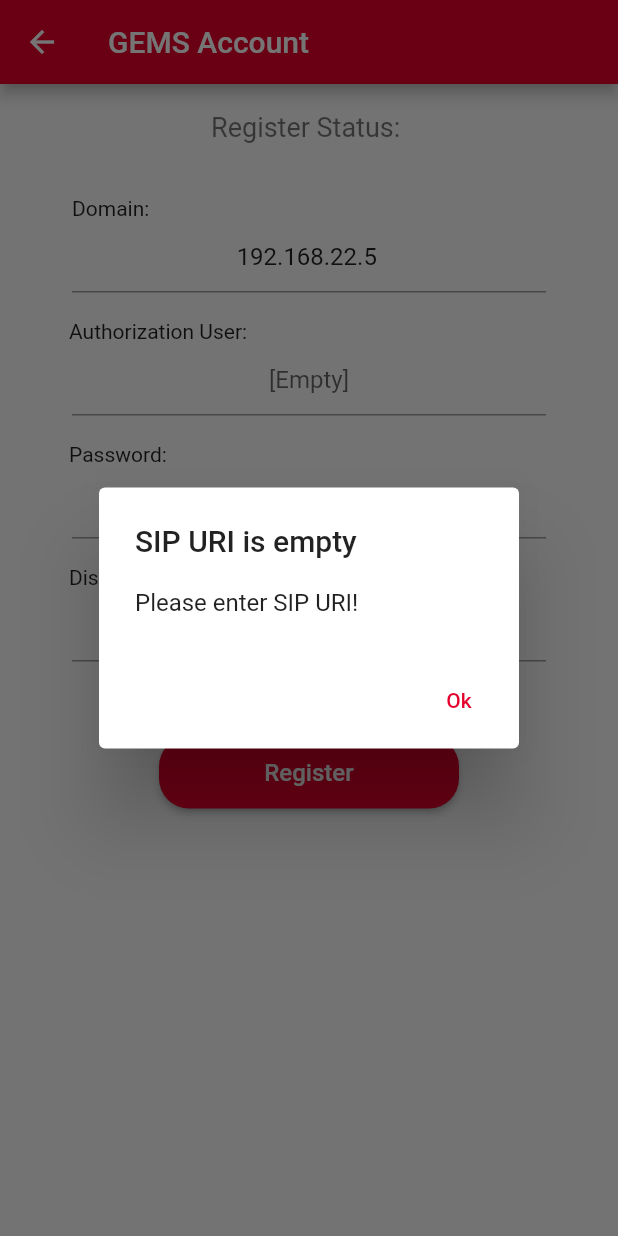
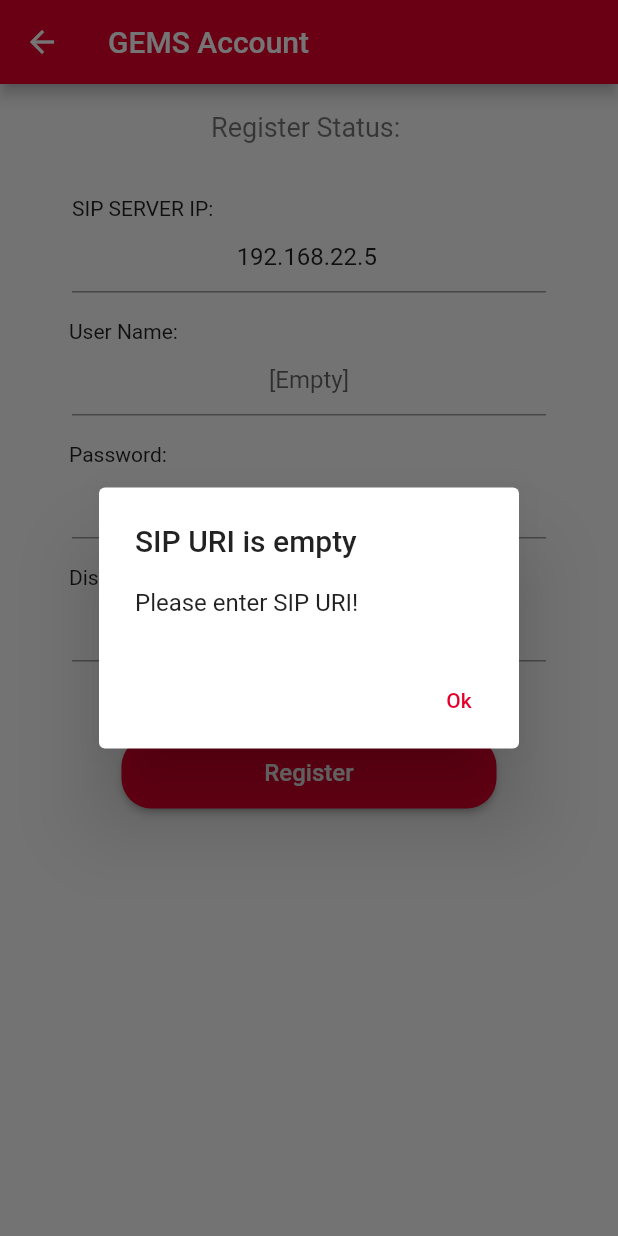
Before and after one commit to ertekinbatuhan/gemsmobile, a Flutter app: the screen it shows after launch, after a tap on "Register", on a phone screen of 412 x 824 dp. Run offline on Flutter 3.47's test engine with Material 2 defaults, Android fonts, the light colour scheme and no system bars; our stand-ins replace permission_handler, shared_preferences; missing offline and left inert: dart:ffi, flutter_webrtc, sip_ua.

Commit message:
update project

```diff
--- a/lib/main.dart
+++ b/lib/main.dart
@@ -3,7 +3,6 @@ import 'package:flutter/foundation.dart'
 import 'package:flutter/material.dart';
 import 'package:flutter_webrtc/flutter_webrtc.dart';
 import 'package:sip_ua/sip_ua.dart';
-
 import 'src/about.dart';
 import 'src/callscreen.dart';
 import 'src/dialpad.dart';
@@ -47,7 +46,6 @@ class MyApp extends StatelessWidget {
     },
   );
 
-
   Route<dynamic>? _onGenerateRoute(RouteSettings settings) {
     final String? name = settings.name;
     final PageContentBuilder? pageContentBuilder = routes[name!];
--- a/lib/src/dialpad.dart
+++ b/lib/src/dialpad.dart
@@ -4,8 +4,10 @@ import 'package:flutter_webrtc/flutter_webrtc.dart';
 import 'package:permission_handler/permission_handler.dart';
 import 'package:shared_preferences/shared_preferences.dart';
 import 'package:sip_ua/sip_ua.dart';
+import 'widgets/action_button.dart';
 
-import 'widgets/action_button.dart';
+
+ // Port girme yapılcak
 
 class DialPadWidget extends StatefulWidget {
   final SIPUAHelper? _helper;
@@ -37,7 +39,6 @@ class _MyDialPadWidget extends State<DialPadWidget>
   //  _dest = _preferences.getString('dest') ?? '';
     _textController = TextEditingController(text: _dest);
     _textController!.text = _dest!;
-
     setState(() {});
   }
 
@@ -195,7 +196,6 @@ class _MyDialPadWidget extends State<DialPadWidget>
                     icon: Icons.dialer_sip,
                     fillColor: Color(0xFF5a5acaf),
                     onPressed:(
-
                         ) => _handleCall(context, true)
                   ),
                   ActionButton(
--- a/lib/src/register.dart
+++ b/lib/src/register.dart
@@ -112,7 +112,7 @@ class _MyRegisterWidget extends State<RegisterWidget>
 
     UaSettings settings = UaSettings();
 
-    settings.webSocketUrl =  "ws://"  +  _wsUriController.text + ":5066" ;
+    settings.webSocketUrl =  "ws://"  +  _wsUriController.text  ;   //  ":5066" ;
     settings.webSocketSettings.extraHeaders = _wsExtraHeaders;
     settings.webSocketSettings.allowBadCertificate = true;
     //settings.webSocketSettings.userAgent = 'Dart/2.8 (dart:io) for OpenSIPS.';
@@ -153,7 +153,7 @@ class _MyRegisterWidget extends State<RegisterWidget>
                         padding: EdgeInsets.fromLTRB(48.0, 18.0, 48.0, 0),
                         child: Align(
                           alignment: Alignment.centerLeft,
-                          child: Text('Domain:'),
+                          child: Text('SIP SERVER IP:'),
                         ),
                       ),
 
@@ -173,7 +173,6 @@ class _MyRegisterWidget extends State<RegisterWidget>
                     ],
                   ),
                 /*
-
                 SIP URI KISMI
                 Column(
                     children: <Widget>[
@@ -208,7 +207,7 @@ class _MyRegisterWidget extends State<RegisterWidget>
                         padding: EdgeInsets.fromLTRB(46.0, 18.0, 48.0, 0),
                         child: Align(
                           alignment: Alignment.centerLeft,
-                          child: Text('Authorization User:'),
+                          child: Text('User Name:'),
                         ),
                       ),
                       Padding(
@@ -289,7 +288,7 @@ class _MyRegisterWidget extends State<RegisterWidget>
                       padding: const EdgeInsets.fromLTRB(0.0, 50.0, 0.0, 0.0),
                       child: Container(
                         height: 48.0,
-                        width: 200.0,
+                        width: 250.0,
                         child: MaterialButton(
                           color: Color(0xFFe4002b),
                           shape: RoundedRectangleBorder(
```
Also changed, not shown: lib/src/callscreen.dart (+44 -9 lines).
